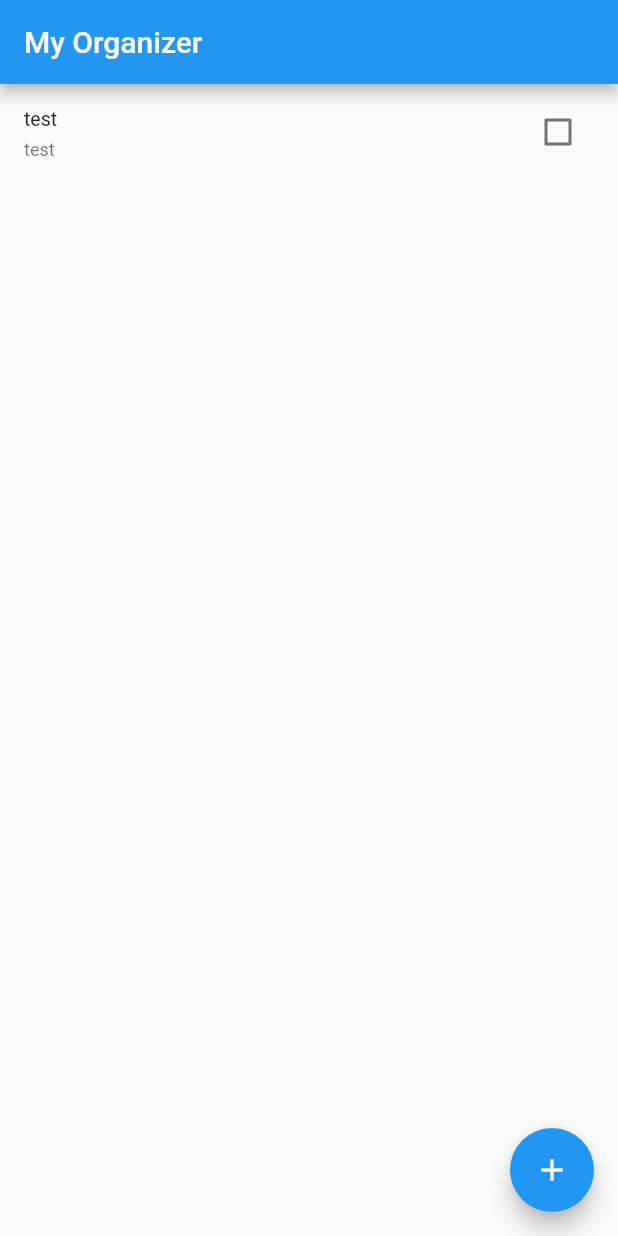
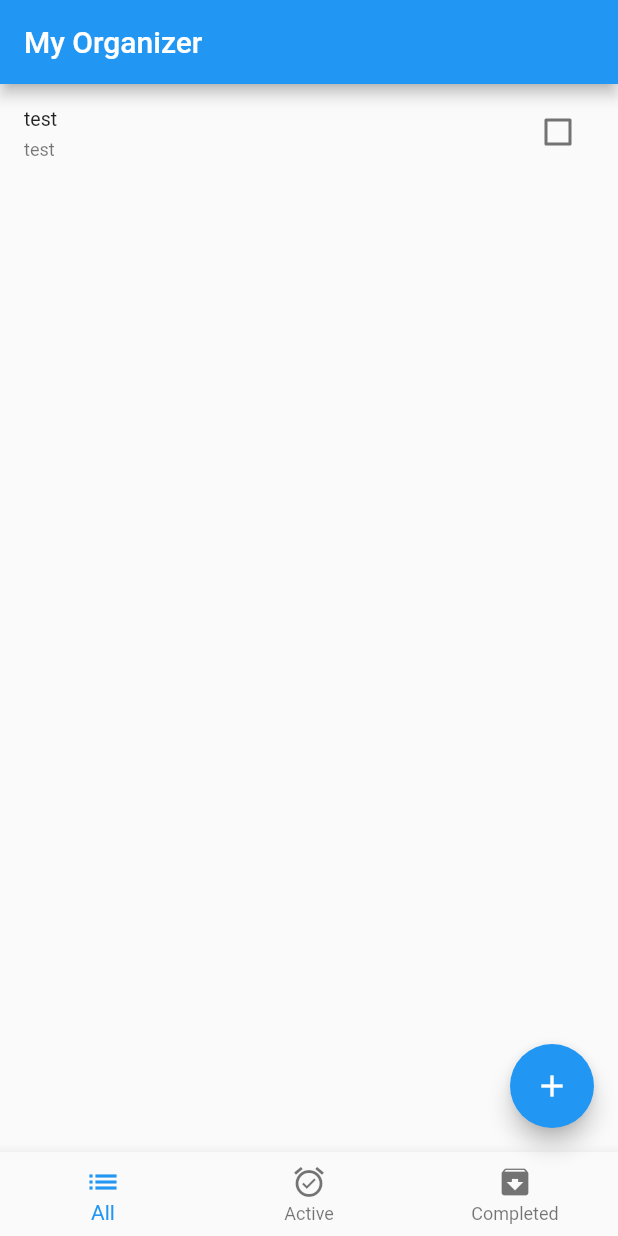
Before and after one commit to Patte1808/FlutterTodo, a Flutter app: the screen it shows after launch, on a phone screen of 412 x 824 dp. Run offline on Flutter 3.47's test engine with Material 2 defaults, Android fonts, the phone set to English and light mode, and no system bars.

```diff
--- a/lib/main.dart
+++ b/lib/main.dart
@@ -10,8 +10,8 @@ final ThemeData _themeData = new ThemeData(
 );
 
 typedef void OnAddTodoItem(Todo todo);
-
 typedef void OnChangeTodoStatus(Todo todo);
+typedef void OnChangeBottomNavigationItem(int index);
 
 class MyApp extends StatefulWidget {
 
@@ -27,11 +27,14 @@ class _MyAppState extends State<MyApp> {
 
   List<Todo> _todos = new List<Todo>();
 
+  int currentIndex;
+
   @override
   void initState() {
     super.initState();
 
     this._todos.add(new Todo('test', 'test', false));
+    currentIndex = 0;
   }
 
   void _handleAddTodoItem(Todo todo) {
@@ -43,6 +46,13 @@ class _MyAppState extends State<MyApp> {
   void _handleChangeTodoStatus(Todo todo) {
     setState(() {
       todo.isFinished = !todo.isFinished;
+    });
+  }
+
+  void _handleChangeButtomNavigationItem(int index) {
+    setState(() {
+      print('Changing index');
+      currentIndex = index;
     });
   }
 
@@ -74,7 +84,7 @@ class _MyAppState extends State<MyApp> {
       title: 'My App',
       theme: _themeData,
       home: new TodoList(
-          this._todos, this._handleAddTodoItem, this._handleChangeTodoStatus),
+          this._todos, this._handleAddTodoItem, this._handleChangeTodoStatus, this.currentIndex, this._handleChangeButtomNavigationItem),
       routes: _routes,
       onGenerateRoute: _getRoute,
     );
@@ -86,8 +96,11 @@ class TodoList extends StatelessWidget {
   List<Todo> todos = new List<Todo>();
   OnAddTodoItem onAddTodoItem;
   OnChangeTodoStatus onChangeTodoStatus;
+  OnChangeBottomNavigationItem onChangeBottomNavigationItem;
 
-  TodoList(this.todos, this.onAddTodoItem, this.onChangeTodoStatus);
+  int currentIndex;
+
+  TodoList(this.todos, this.onAddTodoItem, this.onChangeTodoStatus, this.currentIndex, this.onChangeBottomNavigationItem);
 
   @override
   Widget build(BuildContext context) {
@@ -103,6 +116,26 @@ class TodoList extends StatelessWidget {
               onChangeTodoStatus: onChangeTodoStatus,
             );
           }).toList()
+      ),
+      bottomNavigationBar: new BottomNavigationBar(
+        currentIndex: currentIndex,
+        onTap: (int index) {
+          this.onChangeBottomNavigationItem(index);
+        },
+        items: [
+          new BottomNavigationBarItem(
+            title: new Text('All'),
+            icon: new Icon(Icons.list),
+          ),
+          new BottomNavigationBarItem(
+            title: new Text('Active'),
+            icon: new Icon(Icons.alarm_on),
+          ),
+          new BottomNavigationBarItem(
+            title: new Text('Completed'),
+            icon: new Icon(Icons.archive),
+          ),
+        ],
       ),
       floatingActionButton: new FloatingActionButton(
         tooltip: 'Add',
@@ -235,7 +268,7 @@ class _TodoCreatePageState extends State<TodoCreatePage> {
             new TextFormField(
               decoration: new InputDecoration(
                 labelText: 'Title',
-                hintText: 'Give a meaningful title for your todo',
+                hintText: 'Enter a meaningful title for your todo',
               ),
               onSaved: (String value) {
                 todo.title = value;
```
